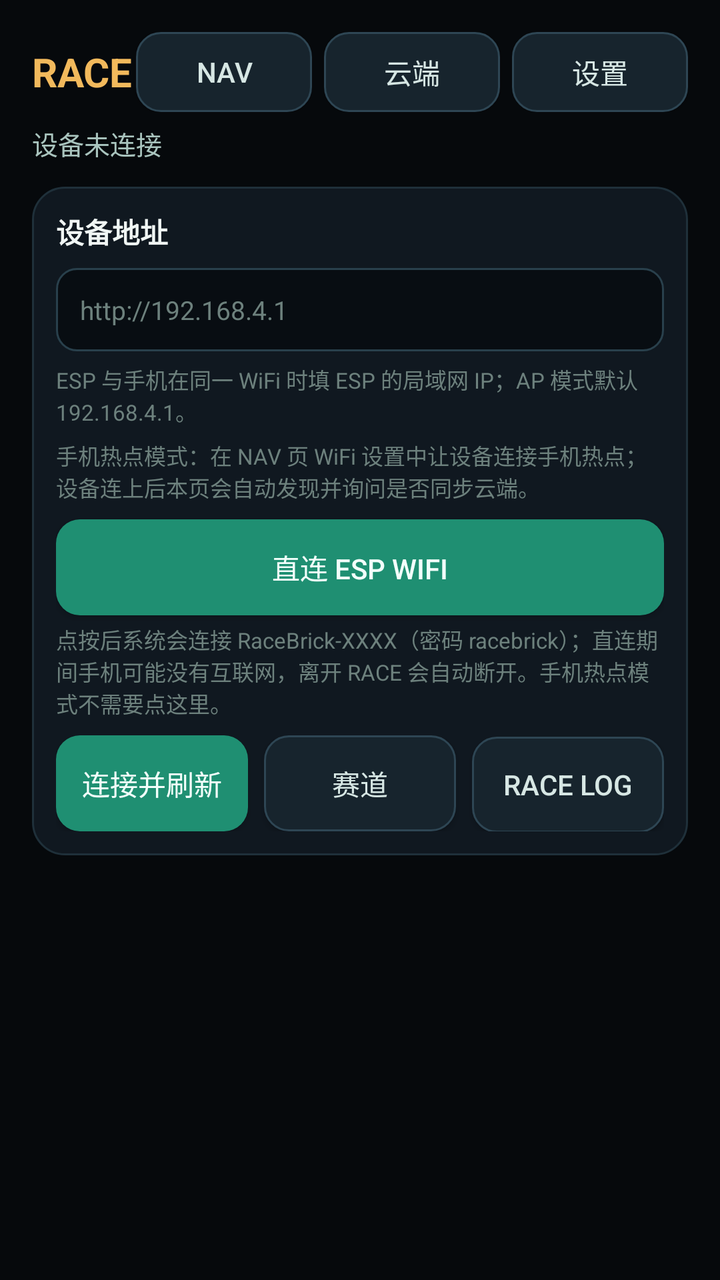
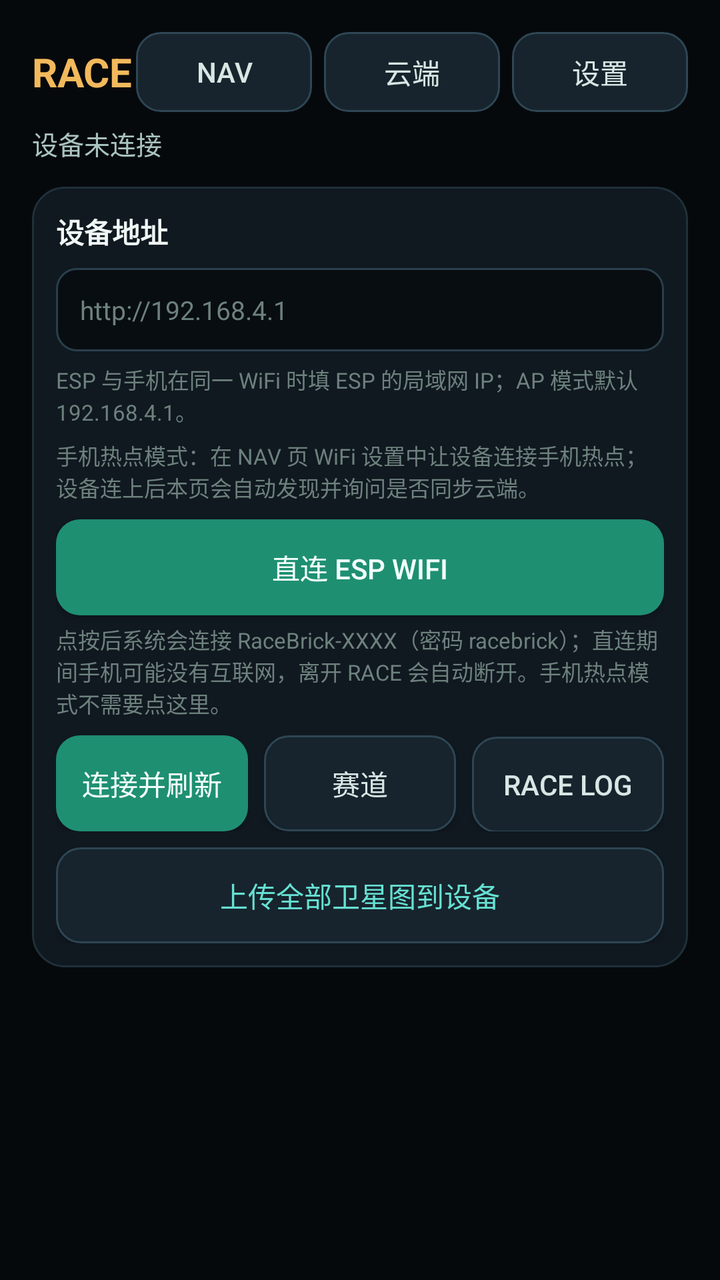

Compare the two renders of this Android layout. The source of the first and the diff that turns it into the second are given below.
<!-- AndroidManifest.xml: application theme Theme.NavBridge -->
<!-- res/layout/activity_race.xml -->
<?xml version="1.0" encoding="utf-8"?>
<ScrollView xmlns:android="http://schemas.android.com/apk/res/android"
    android:fitsSystemWindows="true"
    android:layout_width="match_parent"
    android:layout_height="match_parent"
    android:fillViewport="true"
    android:background="#06090C">

    <LinearLayout
        android:layout_width="match_parent"
        android:layout_height="wrap_content"
        android:orientation="vertical"
        android:padding="16dp"
        android:paddingTop="36dp">

        <LinearLayout
            android:layout_width="match_parent"
            android:layout_height="wrap_content"
            android:gravity="center_vertical"
            android:orientation="horizontal">

            <TextView
                android:layout_width="0dp"
                android:layout_height="wrap_content"
                android:layout_weight="1"
                android:text="RACE"
                android:textColor="#F2B95C"
                android:textSize="20sp"
                android:textStyle="bold" />

            <Button
                android:id="@+id/btnRaceNav"
                android:layout_width="wrap_content"
                android:layout_height="wrap_content"
                android:background="@drawable/btn_secondary"
                android:backgroundTint="@null"
                android:minHeight="40dp"
                android:text="NAV"
                android:textColor="#D7E7E4" />

            <Button
                android:id="@+id/btnRaceCloud"
                android:layout_width="wrap_content"
                android:layout_height="wrap_content"
                android:layout_marginStart="6dp"
                android:background="@drawable/btn_secondary"
                android:backgroundTint="@null"
                android:minHeight="40dp"
                android:text="云端"
                android:textColor="#D7E7E4" />

            <Button
                android:id="@+id/btnRaceSettings"
                android:layout_width="wrap_content"
                android:layout_height="wrap_content"
                android:layout_marginStart="6dp"
                android:background="@drawable/btn_secondary"
                android:backgroundTint="@null"
                android:minHeight="40dp"
                android:text="设置"
                android:textColor="#D7E7E4" />
        </LinearLayout>

        <TextView
            android:id="@+id/tvRaceStatus"
            android:layout_width="match_parent"
            android:layout_height="wrap_content"
            android:layout_marginTop="6dp"
            android:text="设备未连接"
            android:textColor="#A9C4BE"
            android:textSize="13sp" />

        <ProgressBar
            android:id="@+id/pbRaceLoad"
            style="?android:attr/progressBarStyleHorizontal"
            android:layout_width="match_parent"
            android:layout_height="wrap_content"
            android:layout_marginTop="6dp"
            android:max="100"
            android:progress="0"
            android:progressTint="#F2B95C"
            android:visibility="gone" />

        <LinearLayout
            android:layout_width="match_parent"
            android:layout_height="wrap_content"
            android:layout_marginTop="12dp"
            android:background="@drawable/bg_card"
            android:orientation="vertical"
            android:padding="12dp">

            <TextView
                android:layout_width="match_parent"
                android:layout_height="wrap_content"
                android:text="设备地址"
                android:textColor="#F0F6F4"
                android:textSize="14sp"
                android:textStyle="bold" />

            <EditText
                android:id="@+id/etRaceUrl"
                android:layout_width="match_parent"
                android:layout_height="wrap_content"
                android:layout_marginTop="8dp"
                android:background="@drawable/bg_input"
                android:hint="http://192.168.4.1"
                android:inputType="textUri"
                android:padding="12dp"
                android:textColor="#F0F6F4"
                android:textColorHint="#6D817D"
                android:textSize="13sp" />

            <TextView
                android:layout_width="match_parent"
                android:layout_height="wrap_content"
                android:layout_marginTop="6dp"
                android:text="ESP 与手机在同一 WiFi 时填 ESP 的局域网 IP；AP 模式默认 192.168.4.1。"
                android:textColor="#6D817D"
                android:textSize="11sp" />

            <TextView
                android:layout_width="match_parent"
                android:layout_height="wrap_content"
                android:layout_marginTop="6dp"
                android:text="手机热点模式：在 NAV 页 WiFi 设置中让设备连接手机热点；设备连上后本页会自动发现并询问是否同步云端。"
                android:textColor="#6D817D"
                android:textSize="11sp" />

            <Button
                android:id="@+id/btnRaceDirect"
                android:layout_width="match_parent"
                android:layout_height="wrap_content"
                android:layout_marginTop="8dp"
                android:background="@drawable/btn_primary"
                android:backgroundTint="@null"
                android:text="直连 ESP WiFi"
                android:textColor="#F2FFFB" />

            <TextView
                android:layout_width="match_parent"
                android:layout_height="wrap_content"
                android:layout_marginTop="4dp"
                android:text="点按后系统会连接 RaceBrick-XXXX（密码 racebrick）；直连期间手机可能没有互联网，离开 RACE 会自动断开。手机热点模式不需要点这里。"
                android:textColor="#6D817D"
                android:textSize="11sp" />

            <LinearLayout
                android:layout_width="match_parent"
                android:layout_height="wrap_content"
                android:layout_marginTop="8dp"
                android:orientation="horizontal">

                <Button
                    android:id="@+id/btnRaceLoad"
                    android:layout_width="0dp"
                    android:layout_height="wrap_content"
                    android:layout_weight="1"
                    android:background="@drawable/btn_primary"
                    android:backgroundTint="@null"
                    android:text="连接并刷新"
                    android:textColor="#F2FFFB" />

                <Button
                    android:id="@+id/btnRaceTracks"
                    android:layout_width="0dp"
                    android:layout_height="wrap_content"
                    android:layout_marginStart="8dp"
                    android:layout_weight="1"
                    android:background="@drawable/btn_secondary"
                    android:backgroundTint="@null"
                    android:text="赛道"
                    android:textColor="#D7E7E4" />

                <Button
                    android:id="@+id/btnRaceSessions"
                    android:layout_width="0dp"
                    android:layout_height="wrap_content"
                    android:layout_marginStart="8dp"
                    android:layout_weight="1"
                    android:background="@drawable/btn_secondary"
                    android:backgroundTint="@null"
                    android:text="Race Log"
                    android:textColor="#D7E7E4" />

                <Button
                    android:id="@+id/btnRaceLogs"
                    android:layout_width="0dp"
                    android:layout_height="wrap_content"
                    android:layout_marginStart="8dp"
                    android:layout_weight="1"
                    android:visibility="gone"
                    android:background="@drawable/btn_secondary"
                    android:backgroundTint="@null"
                    android:text="OLD LOG"
                    android:textColor="#D7E7E4" />
            </LinearLayout>
        </LinearLayout>

        <LinearLayout
            android:id="@+id/llRaceList"
            android:layout_width="match_parent"
            android:layout_height="wrap_content"
            android:layout_marginTop="12dp"
            android:orientation="vertical" />

    </LinearLayout>
</ScrollView>
<!-- resources referenced by this layout -->
<resources>
  <!-- drawable bg_card (drawable) -->
  <?xml version="1.0" encoding="utf-8"?>
  <shape xmlns:android="http://schemas.android.com/apk/res/android">
      <solid android:color="#101820" />
      <corners android:radius="16dp" />
      <stroke android:width="1dp" android:color="#1F303A" />
  </shape>
  <!-- drawable bg_input (drawable) -->
  <?xml version="1.0" encoding="utf-8"?>
  <shape xmlns:android="http://schemas.android.com/apk/res/android">
      <solid android:color="#080D12" />
      <corners android:radius="10dp" />
      <stroke android:width="1dp" android:color="#29404C" />
  </shape>
  <!-- drawable btn_primary (drawable) -->
  <?xml version="1.0" encoding="utf-8"?>
  <shape xmlns:android="http://schemas.android.com/apk/res/android">
      <solid android:color="#1F8F72" />
      <corners android:radius="12dp" />
  </shape>
  <!-- drawable btn_secondary (drawable) -->
  <?xml version="1.0" encoding="utf-8"?>
  <shape xmlns:android="http://schemas.android.com/apk/res/android">
      <solid android:color="#17242D" />
      <corners android:radius="12dp" />
      <stroke android:width="1dp" android:color="#2E4654" />
  </shape>
  <style name="Theme.NavBridge" parent="Theme.AppCompat.DayNight.NoActionBar">
          <item name="android:windowBackground">@android:color/black</item>
          <item name="android:statusBarColor">@android:color/black</item>
      </style>
</resources>

<!-- the commit's change to res/layout/activity_race.xml (unified diff, before → after) -->
@@ -194,6 +194,16 @@
                     android:text="OLD LOG"
                     android:textColor="#D7E7E4" />
             </LinearLayout>
+
+            <Button
+                android:id="@+id/btnRaceSat"
+                android:layout_width="match_parent"
+                android:layout_height="wrap_content"
+                android:layout_marginTop="8dp"
+                android:background="@drawable/btn_secondary"
+                android:backgroundTint="@null"
+                android:text="上传全部卫星图到设备"
+                android:textColor="#66E0D2" />
         </LinearLayout>
 
         <LinearLayout
